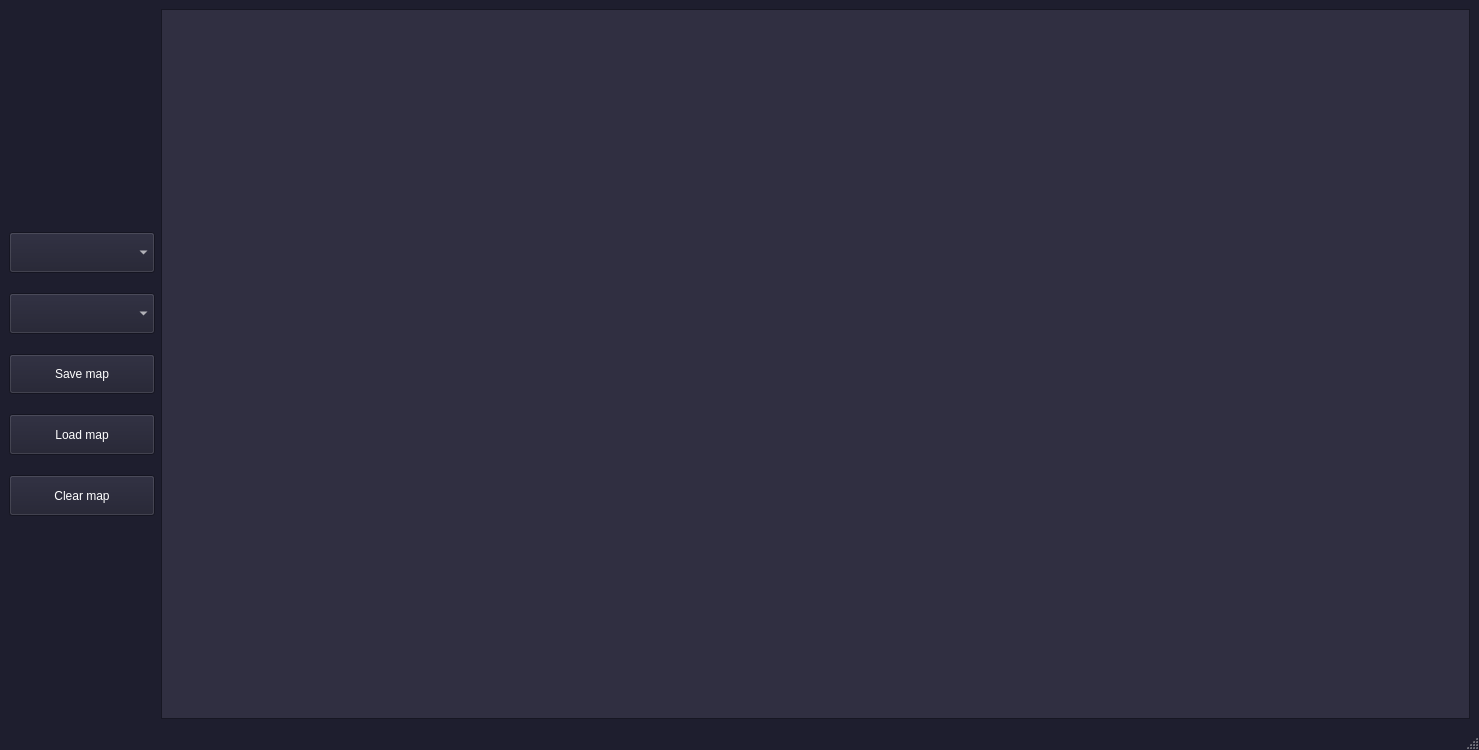
First picture: the form in editor/mainwindow.ui, repository Juannbel/duck-game, before the edit.
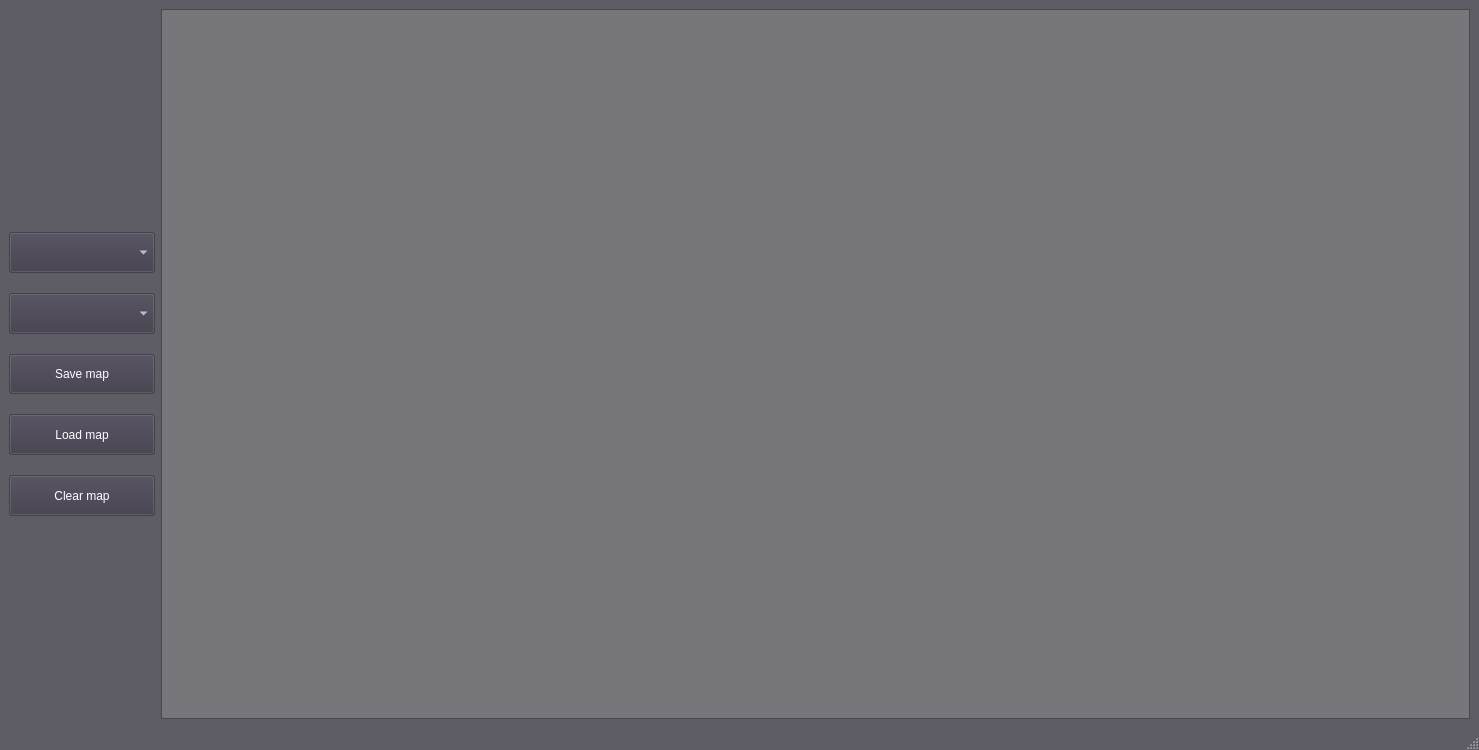
Second picture: the form after the edit. Icons and pictures are not drawn.

Commit message: Matcheo fuente y paleta de colores del lobby con la usada en el editor

The edit to the form file:
```diff
--- a/editor/mainwindow.ui
+++ b/editor/mainwindow.ui
@@ -13,57 +13,12 @@
   <property name="palette">
    <palette>
     <active>
-     <colorrole role="WindowText">
-      <brush brushstyle="SolidPattern">
-       <color alpha="255">
-        <red>255</red>
-        <green>255</green>
-        <blue>255</blue>
-       </color>
-      </brush>
-     </colorrole>
      <colorrole role="Button">
       <brush brushstyle="SolidPattern">
        <color alpha="255">
-        <red>30</red>
-        <green>30</green>
-        <blue>46</blue>
-       </color>
-      </brush>
-     </colorrole>
-     <colorrole role="Light">
-      <brush brushstyle="SolidPattern">
-       <color alpha="255">
-        <red>45</red>
-        <green>45</green>
-        <blue>69</blue>
-       </color>
-      </brush>
-     </colorrole>
-     <colorrole role="Midlight">
-      <brush brushstyle="SolidPattern">
-       <color alpha="255">
-        <red>37</red>
-        <green>37</green>
-        <blue>57</blue>
-       </color>
-      </brush>
-     </colorrole>
-     <colorrole role="Dark">
-      <brush brushstyle="SolidPattern">
-       <color alpha="255">
-        <red>15</red>
-        <green>15</green>
-        <blue>23</blue>
-       </color>
-      </brush>
-     </colorrole>
-     <colorrole role="Mid">
-      <brush brushstyle="SolidPattern">
-       <color alpha="255">
-        <red>20</red>
-        <green>20</green>
-        <blue>31</blue>
+        <red>61</red>
+        <green>56</green>
+        <blue>70</blue>
        </color>
       </brush>
      </colorrole>
@@ -97,128 +52,56 @@
      <colorrole role="Base">
       <brush brushstyle="SolidPattern">
        <color alpha="255">
-        <red>48</red>
-        <green>47</green>
-        <blue>65</blue>
+        <red>119</red>
+        <green>118</green>
+        <blue>123</blue>
        </color>
       </brush>
      </colorrole>
      <colorrole role="Window">
       <brush brushstyle="SolidPattern">
        <color alpha="255">
-        <red>30</red>
-        <green>30</green>
-        <blue>46</blue>
-       </color>
-      </brush>
-     </colorrole>
-     <colorrole role="Shadow">
-      <brush brushstyle="SolidPattern">
-       <color alpha="255">
-        <red>0</red>
-        <green>0</green>
-        <blue>0</blue>
-       </color>
-      </brush>
-     </colorrole>
-     <colorrole role="Highlight">
-      <brush brushstyle="SolidPattern">
-       <color alpha="255">
-        <red>112</red>
-        <green>101</green>
-        <blue>174</blue>
+        <red>94</red>
+        <green>92</green>
+        <blue>100</blue>
        </color>
       </brush>
      </colorrole>
      <colorrole role="AlternateBase">
       <brush brushstyle="SolidPattern">
        <color alpha="255">
-        <red>15</red>
-        <green>15</green>
-        <blue>23</blue>
-       </color>
-      </brush>
-     </colorrole>
-     <colorrole role="ToolTipBase">
-      <brush brushstyle="SolidPattern">
-       <color alpha="255">
-        <red>0</red>
-        <green>0</green>
-        <blue>0</blue>
+        <red>94</red>
+        <green>92</green>
+        <blue>100</blue>
        </color>
       </brush>
      </colorrole>
      <colorrole role="ToolTipText">
       <brush brushstyle="SolidPattern">
        <color alpha="255">
-        <red>0</red>
-        <green>0</green>
-        <blue>0</blue>
+        <red>255</red>
+        <green>255</green>
+        <blue>255</blue>
        </color>
       </brush>
      </colorrole>
      <colorrole role="PlaceholderText">
       <brush brushstyle="SolidPattern">
-       <color alpha="127">
-        <red>255</red>
-        <green>255</green>
-        <blue>255</blue>
+       <color alpha="255">
+        <red>222</red>
+        <green>221</green>
+        <blue>218</blue>
        </color>
       </brush>
      </colorrole>
     </active>
     <inactive>
-     <colorrole role="WindowText">
-      <brush brushstyle="SolidPattern">
-       <color alpha="255">
-        <red>255</red>
-        <green>255</green>
-        <blue>255</blue>
-       </color>
-      </brush>
-     </colorrole>
      <colorrole role="Button">
       <brush brushstyle="SolidPattern">
        <color alpha="255">
-        <red>30</red>
-        <green>30</green>
-        <blue>46</blue>
-       </color>
-      </brush>
-     </colorrole>
-     <colorrole role="Light">
-      <brush brushstyle="SolidPattern">
-       <color alpha="255">
-        <red>45</red>
-        <green>45</green>
-        <blue>69</blue>
-       </color>
-      </brush>
-     </colorrole>
-     <colorrole role="Midlight">
-      <brush brushstyle="SolidPattern">
-       <color alpha="255">
-        <red>37</red>
-        <green>37</green>
-        <blue>57</blue>
-       </color>
-      </brush>
-     </colorrole>
-     <colorrole role="Dark">
-      <brush brushstyle="SolidPattern">
-       <color alpha="255">
-        <red>15</red>
-        <green>15</green>
-        <blue>23</blue>
-       </color>
-      </brush>
-     </colorrole>
-     <colorrole role="Mid">
-      <brush brushstyle="SolidPattern">
-       <color alpha="255">
-        <red>20</red>
-        <green>20</green>
-        <blue>31</blue>
+        <red>61</red>
+        <green>56</green>
+        <blue>70</blue>
        </color>
       </brush>
      </colorrole>
@@ -252,236 +135,110 @@
      <colorrole role="Base">
       <brush brushstyle="SolidPattern">
        <color alpha="255">
-        <red>48</red>
-        <green>47</green>
-        <blue>65</blue>
+        <red>119</red>
+        <green>118</green>
+        <blue>123</blue>
        </color>
       </brush>
      </colorrole>
      <colorrole role="Window">
       <brush brushstyle="SolidPattern">
        <color alpha="255">
-        <red>30</red>
-        <green>30</green>
-        <blue>46</blue>
-       </color>
-      </brush>
-     </colorrole>
-     <colorrole role="Shadow">
-      <brush brushstyle="SolidPattern">
-       <color alpha="255">
-        <red>0</red>
-        <green>0</green>
-        <blue>0</blue>
-       </color>
-      </brush>
-     </colorrole>
-     <colorrole role="Highlight">
-      <brush brushstyle="SolidPattern">
-       <color alpha="255">
-        <red>112</red>
-        <green>101</green>
-        <blue>174</blue>
+        <red>94</red>
+        <green>92</green>
+        <blue>100</blue>
        </color>
       </brush>
      </colorrole>
      <colorrole role="AlternateBase">
       <brush brushstyle="SolidPattern">
        <color alpha="255">
-        <red>15</red>
-        <green>15</green>
-        <blue>23</blue>
-       </color>
-      </brush>
-     </colorrole>
-     <colorrole role="ToolTipBase">
-      <brush brushstyle="SolidPattern">
-       <color alpha="255">
-        <red>0</red>
-        <green>0</green>
-        <blue>0</blue>
+        <red>94</red>
+        <green>92</green>
+        <blue>100</blue>
        </color>
       </brush>
      </colorrole>
      <colorrole role="ToolTipText">
       <brush brushstyle="SolidPattern">
        <color alpha="255">
-        <red>0</red>
-        <green>0</green>
-        <blue>0</blue>
+        <red>255</red>
+        <green>255</green>
+        <blue>255</blue>
        </color>
       </brush>
      </colorrole>
      <colorrole role="PlaceholderText">
       <brush brushstyle="SolidPattern">
-       <color alpha="127">
-        <red>255</red>
-        <green>255</green>
-        <blue>255</blue>
+       <color alpha="255">
+        <red>222</red>
+        <green>221</green>
+        <blue>218</blue>
        </color>
       </brush>
      </colorrole>
     </inactive>
     <disabled>
-     <colorrole role="WindowText">
-      <brush brushstyle="SolidPattern">
-       <color alpha="255">
-        <red>119</red>
-        <green>118</green>
-        <blue>123</blue>
-       </color>
-      </brush>
-     </colorrole>
      <colorrole role="Button">
       <brush brushstyle="SolidPattern">
        <color alpha="255">
-        <red>30</red>
-        <green>30</green>
-        <blue>46</blue>
-       </color>
-      </brush>
-     </colorrole>
-     <colorrole role="Light">
-      <brush brushstyle="SolidPattern">
-       <color alpha="255">
-        <red>45</red>
-        <green>45</green>
-        <blue>69</blue>
-       </color>
-      </brush>
-     </colorrole>
-     <colorrole role="Midlight">
-      <brush brushstyle="SolidPattern">
-       <color alpha="255">
-        <red>37</red>
-        <green>37</green>
-        <blue>57</blue>
-       </color>
-      </brush>
-     </colorrole>
-     <colorrole role="Dark">
-      <brush brushstyle="SolidPattern">
-       <color alpha="255">
-        <red>15</red>
-        <green>15</green>
-        <blue>23</blue>
-       </color>
-      </brush>
-     </colorrole>
-     <colorrole role="Mid">
-      <brush brushstyle="SolidPattern">
-       <color alpha="255">
-        <red>20</red>
-        <green>20</green>
-        <blue>31</blue>
-       </color>
-      </brush>
-     </colorrole>
-     <colorrole role="Text">
-      <brush brushstyle="SolidPattern">
-       <color alpha="255">
-        <red>119</red>
-        <green>118</green>
-        <blue>123</blue>
+        <red>61</red>
+        <green>56</green>
+        <blue>70</blue>
        </color>
       </brush>
      </colorrole>
      <colorrole role="BrightText">
       <brush brushstyle="SolidPattern">
        <color alpha="255">
-        <red>119</red>
-        <green>118</green>
-        <blue>123</blue>
-       </color>
-      </brush>
-     </colorrole>
-     <colorrole role="ButtonText">
-      <brush brushstyle="SolidPattern">
-       <color alpha="255">
-        <red>119</red>
-        <green>118</green>
-        <blue>123</blue>
+        <red>255</red>
+        <green>255</green>
+        <blue>255</blue>
        </color>
       </brush>
      </colorrole>
      <colorrole role="Base">
       <brush brushstyle="SolidPattern">
        <color alpha="255">
-        <red>48</red>
-        <green>47</green>
-        <blue>65</blue>
+        <red>94</red>
+        <green>92</green>
+        <blue>100</blue>
        </color>
       </brush>
      </colorrole>
      <colorrole role="Window">
       <brush brushstyle="SolidPattern">
        <color alpha="255">
-        <red>30</red>
-        <green>30</green>
-        <blue>46</blue>
-       </color>
-      </brush>
-     </colorrole>
-     <colorrole role="Shadow">
-      <brush brushstyle="SolidPattern">
-       <color alpha="255">
-        <red>0</red>
-        <green>0</green>
-        <blue>0</blue>
-       </color>
-      </brush>
-     </colorrole>
-     <colorrole role="Highlight">
-      <brush brushstyle="SolidPattern">
-       <color alpha="255">
-        <red>78</red>
-        <green>70</green>
-        <blue>121</blue>
-       </color>
-      </brush>
-     </colorrole>
-     <colorrole role="HighlightedText">
-      <brush brushstyle="SolidPattern">
-       <color alpha="255">
-        <red>119</red>
-        <green>118</green>
-        <blue>123</blue>
+        <red>94</red>
+        <green>92</green>
+        <blue>100</blue>
        </color>
       </brush>
      </colorrole>
      <colorrole role="AlternateBase">
       <brush brushstyle="SolidPattern">
        <color alpha="255">
-        <red>30</red>
-        <green>30</green>
-        <blue>46</blue>
-       </color>
-      </brush>
-     </colorrole>
-     <colorrole role="ToolTipBase">
-      <brush brushstyle="SolidPattern">
-       <color alpha="255">
-        <red>0</red>
-        <green>0</green>
-        <blue>0</blue>
+        <red>94</red>
+        <green>92</green>
+        <blue>100</blue>
        </color>
       </brush>
      </colorrole>
      <colorrole role="ToolTipText">
       <brush brushstyle="SolidPattern">
        <color alpha="255">
-        <red>0</red>
-        <green>0</green>
-        <blue>0</blue>
+        <red>255</red>
+        <green>255</green>
+        <blue>255</blue>
        </color>
       </brush>
      </colorrole>
      <colorrole role="PlaceholderText">
       <brush brushstyle="SolidPattern">
-       <color alpha="127">
-        <red>15</red>
-        <green>15</green>
-        <blue>23</blue>
+       <color alpha="255">
+        <red>222</red>
+        <green>221</green>
+        <blue>218</blue>
        </color>
       </brush>
      </colorrole>
@@ -492,6 +249,241 @@
    <string>MainWindow</string>
   </property>
   <widget class="QWidget" name="centralwidget">
+   <property name="palette">
+    <palette>
+     <active>
+      <colorrole role="Button">
+       <brush brushstyle="SolidPattern">
+        <color alpha="255">
+         <red>61</red>
+         <green>56</green>
+         <blue>70</blue>
+        </color>
+       </brush>
+      </colorrole>
+      <colorrole role="Text">
+       <brush brushstyle="SolidPattern">
+        <color alpha="255">
+         <red>255</red>
+         <green>255</green>
+         <blue>255</blue>
+        </color>
+       </brush>
+      </colorrole>
+      <colorrole role="BrightText">
+       <brush brushstyle="SolidPattern">
+        <color alpha="255">
+         <red>255</red>
+         <green>255</green>
+         <blue>255</blue>
+        </color>
+       </brush>
+      </colorrole>
+      <colorrole role="ButtonText">
+       <brush brushstyle="SolidPattern">
+        <color alpha="255">
+         <red>255</red>
+         <green>255</green>
+         <blue>255</blue>
+        </color>
+       </brush>
+      </colorrole>
+      <colorrole role="Base">
+       <brush brushstyle="SolidPattern">
+        <color alpha="255">
+         <red>119</red>
+         <green>118</green>
+         <blue>123</blue>
+        </color>
+       </brush>
+      </colorrole>
+      <colorrole role="Window">
+       <brush brushstyle="SolidPattern">
+        <color alpha="255">
+         <red>94</red>
+         <green>92</green>
+         <blue>100</blue>
+        </color>
+       </brush>
+      </colorrole>
+      <colorrole role="AlternateBase">
+       <brush brushstyle="SolidPattern">
+        <color alpha="255">
+         <red>94</red>
+         <green>92</green>
+         <blue>100</blue>
+        </color>
+       </brush>
+      </colorrole>
+      <colorrole role="ToolTipText">
+       <brush brushstyle="SolidPattern">
+        <color alpha="255">
+         <red>255</red>
+         <green>255</green>
+         <blue>255</blue>
+        </color>
+       </brush>
+      </colorrole>
+      <colorrole role="PlaceholderText">
+       <brush brushstyle="SolidPattern">
+        <color alpha="255">
+         <red>222</red>
+         <green>221</green>
+         <blue>218</blue>
+        </color>
+       </brush>
+      </colorrole>
+     </active>
+     <inactive>
+      <colorrole role="Button">
+       <brush brushstyle="SolidPattern">
+        <color alpha="255">
+         <red>61</red>
+         <green>56</green>
+         <blue>70</blue>
+        </color>
+       </brush>
+      </colorrole>
+      <colorrole role="Text">
+       <brush brushstyle="SolidPattern">
+        <color alpha="255">
+         <red>255</red>
+         <green>255</green>
+         <blue>255</blue>
+        </color>
+       </brush>
+      </colorrole>
+      <colorrole role="BrightText">
+       <brush brushstyle="SolidPattern">
+        <color alpha="255">
+         <red>255</red>
+         <green>255</green>
+         <blue>255</blue>
+        </color>
+       </brush>
+      </colorrole>
+      <colorrole role="ButtonText">
+       <brush brushstyle="SolidPattern">
+        <color alpha="255">
+         <red>255</red>
+         <green>255</green>
+         <blue>255</blue>
+        </color>
+       </brush>
+      </colorrole>
+      <colorrole role="Base">
+       <brush brushstyle="SolidPattern">
+        <color alpha="255">
+         <red>119</red>
+         <green>118</green>
+         <blue>123</blue>
+        </color>
+       </brush>
+      </colorrole>
+      <colorrole role="Window">
+       <brush brushstyle="SolidPattern">
+        <color alpha="255">
+         <red>94</red>
+         <green>92</green>
+         <blue>100</blue>
+        </color>
+       </brush>
+      </colorrole>
+      <colorrole role="AlternateBase">
+       <brush brushstyle="SolidPattern">
+        <color alpha="255">
+         <red>94</red>
+         <green>92</green>
+         <blue>100</blue>
+        </color>
+       </brush>
+      </colorrole>
+      <colorrole role="ToolTipText">
+       <brush brushstyle="SolidPattern">
+        <color alpha="255">
+         <red>255</red>
+         <green>255</green>
+         <blue>255</blue>
+        </color>
+       </brush>
+      </colorrole>
+      <colorrole role="PlaceholderText">
+       <brush brushstyle="SolidPattern">
+        <color alpha="255">
+         <red>222</red>
+         <green>221</green>
+         <blue>218</blue>
+        </color>
+       </brush>
+      </colorrole>
+     </inactive>
+     <disabled>
+      <colorrole role="Button">
+       <brush brushstyle="SolidPattern">
+        <color alpha="255">
+         <red>61</red>
+         <green>56</green>
+         <blue>70</blue>
+        </color>
+       </brush>
+      </colorrole>
+      <colorrole role="BrightText">
+       <brush brushstyle="SolidPattern">
+        <color alpha="255">
+         <red>255</red>
+         <green>255</green>
+         <blue>255</blue>
+        </color>
+       </brush>
+      </colorrole>
+      <colorrole role="Base">
+       <brush brushstyle="SolidPattern">
+        <color alpha="255">
+         <red>94</red>
+         <green>92</green>
+         <blue>100</blue>
+        </color>
+       </brush>
+      </colorrole>
+      <colorrole role="Window">
+       <brush brushstyle="SolidPattern">
+        <color alpha="255">
+         <red>94</red>
+         <green>92</green>
+         <blue>100</blue>
+        </color>
+       </brush>
+      </colorrole>
+      <colorrole role="AlternateBase">
+       <brush brushstyle="SolidPattern">
+        <color alpha="255">
+         <red>94</red>
+         <green>92</green>
+         <blue>100</blue>
+        </color>
+       </brush>
+      </colorrole>
+      <colorrole role="ToolTipText">
+       <brush brushstyle="SolidPattern">
+        <color alpha="255">
+         <red>255</red>
+         <green>255</green>
+         <blue>255</blue>
+        </color>
+       </brush>
+      </colorrole>
+      <colorrole role="PlaceholderText">
+       <brush brushstyle="SolidPattern">
+        <color alpha="255">
+         <red>222</red>
+         <green>221</green>
+         <blue>218</blue>
+        </color>
+       </brush>
+      </colorrole>
+     </disabled>
+    </palette>
+   </property>
    <layout class="QHBoxLayout" name="horizontalLayout" stretch="10,90">
     <item>
      <layout class="QVBoxLayout" name="verticalLayout" stretch="50,10,10,10,10,10,50">
```
The commit also changes 2 other files.
